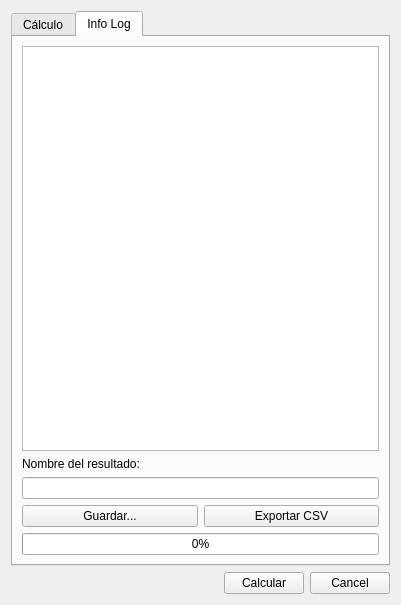
First picture: the form in core/ui/toolbars/assetmanage/priority.ui, repository bgeo-gis/gw_assetmanage_plugin, before the edit.
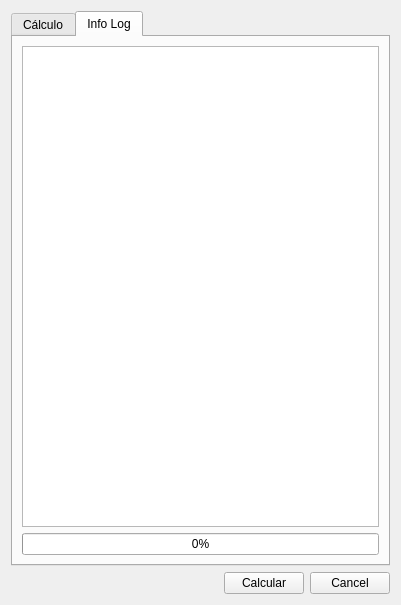
Second picture: the form after the edit. The open tabs and pages were chosen to show the change.

Commit message: Enhancement: remove manage save

```diff
--- a/core/ui/toolbars/assetmanage/priority.ui
+++ b/core/ui/toolbars/assetmanage/priority.ui
@@ -282,33 +282,9 @@
        </item>
        <item row="0" column="0">
         <layout class="QGridLayout" name="gridLayout_11">
-         <item row="3" column="0">
-          <widget class="QPushButton" name="btn_save">
-           <property name="text">
-            <string>Guardar...</string>
-           </property>
-          </widget>
-         </item>
-         <item row="3" column="1">
-          <widget class="QPushButton" name="btn_export_csv">
-           <property name="text">
-            <string>Exportar CSV</string>
-           </property>
-          </widget>
-         </item>
          <item row="0" column="0" colspan="2">
           <widget class="QTextEdit" name="txt_infolog"/>
          </item>
-         <item row="1" column="0" colspan="2">
-          <widget class="QLabel" name="lbl_result">
-           <property name="text">
-            <string>Nombre del resultado:</string>
-           </property>
-          </widget>
-         </item>
-         <item row="2" column="0" colspan="2">
-          <widget class="QLineEdit" name="txt_result_name"/>
-         </item>
         </layout>
        </item>
       </layout>
```
Left out of the diff: 6 changed lines with no effect on the pictures. The commit also changes 1 other file.
